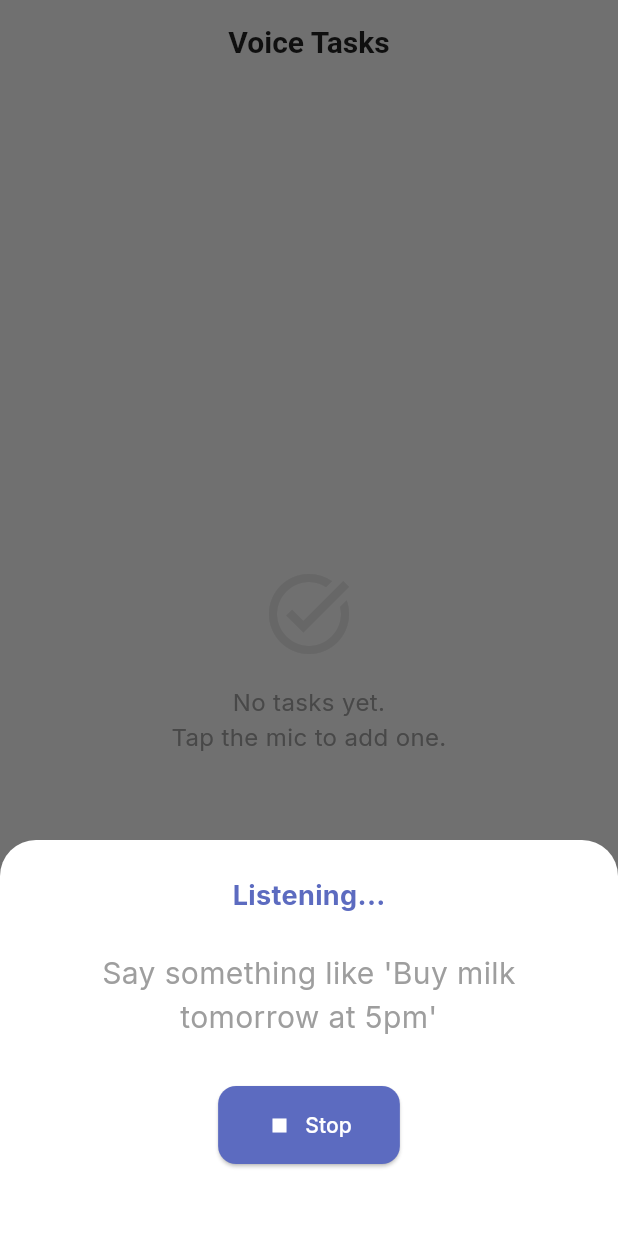
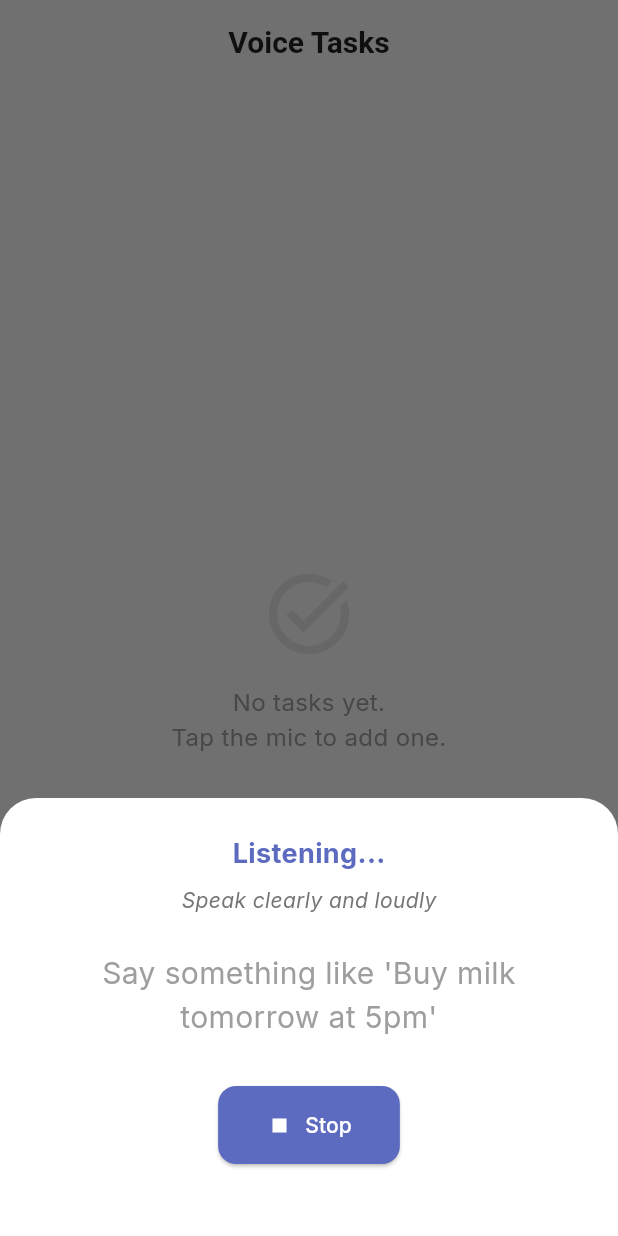
Before and after one commit to haddadiheb1/JustSayIt, a Flutter app: the screen it shows after launch, after a tap on the "mic" icon, on a phone screen of 412 x 824 dp. Run offline on Flutter 3.47's test engine with Material 3 defaults, Android fonts, the light colour scheme and no system bars; drawn by our look-alikes of flutter_animate; our stand-ins replace flutter_local_notifications, flutter_riverpod, freezed_annotation, gap, google_fonts, hive and 4 more; accounts and stored records are empty; generated files the repository leaves out were written again.

Commit message:
feat: Add voice capture and task confirmation bottom sheets.

```diff
--- a/lib/presentation/widgets/voice_capture_sheet.dart
+++ b/lib/presentation/widgets/voice_capture_sheet.dart
@@ -28,6 +28,15 @@ class VoiceCaptureSheet extends ConsumerWidget {
               fontSize: 18,
               fontWeight: FontWeight.bold,
               color: AppTheme.primaryBlue,
+            ),
+          ),
+          const Gap(8),
+          Text(
+            "Speak clearly and loudly",
+            style: TextStyle(
+              fontSize: 14,
+              color: Colors.grey[600],
+              fontStyle: FontStyle.italic,
             ),
           ),
           const Gap(24),
```
Also changed, not shown: lib/presentation/widgets/task_confirm_sheet.dart (+33 -6 lines).
